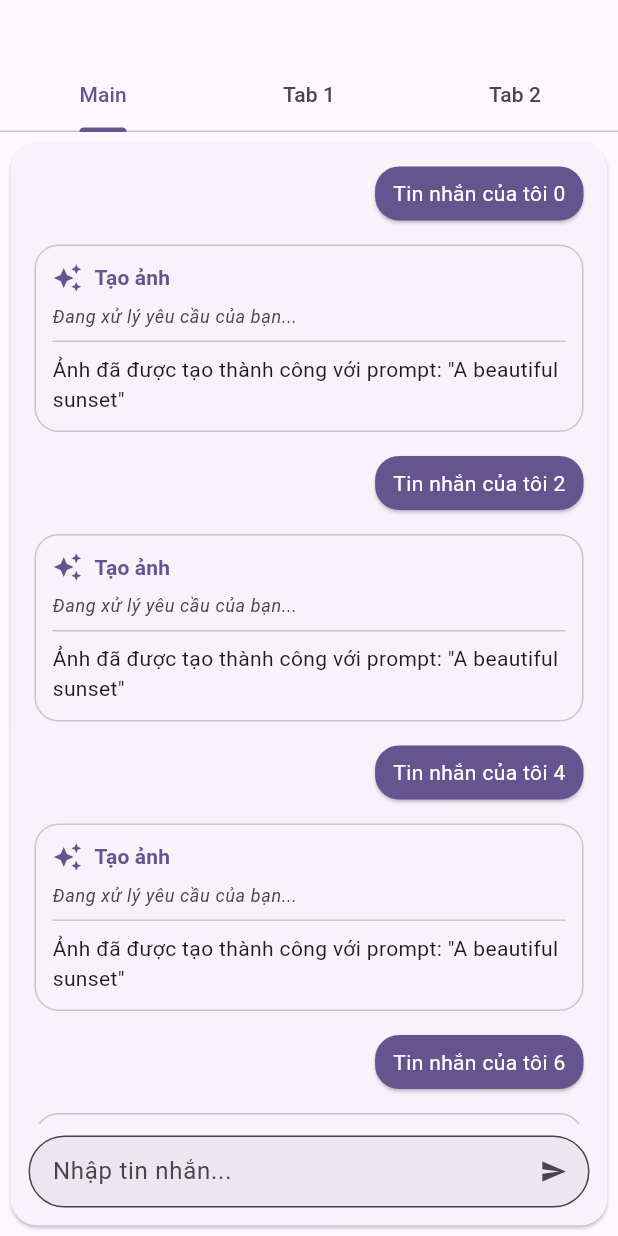
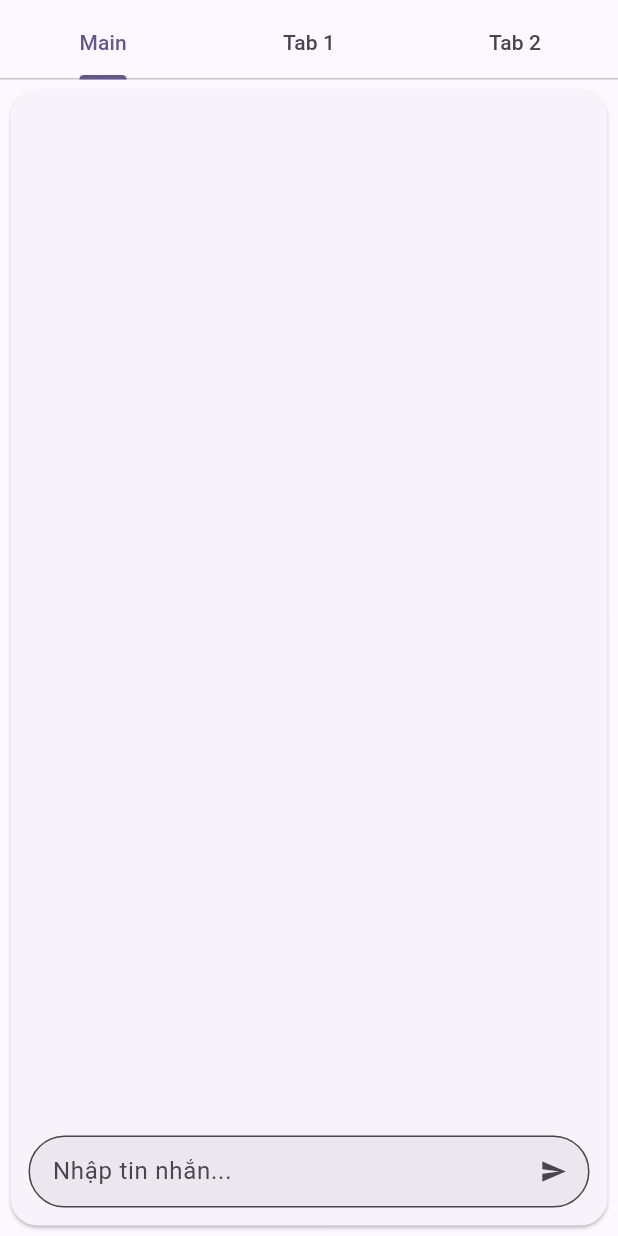
Before and after one commit to tranguyenxuwu/money-app, a Flutter app: the screen it shows after launch, on a phone screen of 412 x 824 dp. Run offline on Flutter 3.47's test engine with Material 3 defaults, Android fonts, the phone set to English and light mode, and no system bars.

```diff
--- a/lib/screens/chat_interface/chat_interface.dart
+++ b/lib/screens/chat_interface/chat_interface.dart
@@ -1,6 +1,7 @@
 import 'package:flutter/material.dart';
+import 'chat_functions.dart';
 
-/// Chat UI dựng lại theo Material 3 (ít custom nhất có thể)
+/// Màn hình giao diện chat
 class ChatInterfaceScreen extends StatefulWidget {
   const ChatInterfaceScreen({super.key});
 
@@ -8,21 +9,15 @@ class ChatInterfaceScreen extends StatefulWidget {
   State<ChatInterfaceScreen> createState() => _ChatInterfaceScreenState();
 }
 
+/// Trạng thái của màn hình chat
 class _ChatInterfaceScreenState extends State<ChatInterfaceScreen> {
   final TextEditingController _controller = TextEditingController();
 
-  // Danh sách tin nhắn với thông tin chi tiết
-  final List<Map<String, dynamic>> _messages = List.generate(
-    15,
-    (i) => i.isEven
-        ? {'isMe': true, 'text': 'Tin nhắn của tôi $i'}
-        : {
-            'isMe': false,
-            'action': 'Tạo ảnh',
-            'info': 'Đang xử lý yêu cầu của bạn...',
-            'result': 'Ảnh đã được tạo thành công với prompt: "A beautiful sunset"',
-          },
-  );
+  /// Danh sách tin nhắn với thông tin chi tiết
+  final List<Map<String, dynamic>> _messages = getInitialMessages();
+
+  /// Biến điều khiển hiển thị tin nhắn mẫu
+  bool _showPreloaded = false;
 
   @override
   void dispose() {
@@ -30,30 +25,14 @@ class _ChatInterfaceScreenState extends State<ChatInterfaceScreen> {
     super.dispose();
   }
 
-void _send() {
-  final text = _controller.text.trim();
-  if (text.isEmpty) return;
+  /// Phương thức gửi tin nhắn
+  void _send() {
+    final text = _controller.text.trim();
+    sendMessage(_messages, text, setState, mounted);
+    _controller.clear();
+  }
 
-  setState(() {
-    // Thêm tin nhắn của user
-    _messages.add({'isMe': true, 'text': text});
-  });
-  _controller.clear();
-
-  // Giả lập delay xử lý và trả về card action
-  Future.delayed(const Duration(milliseconds: 500), () {
-    if (!mounted) return;
-    setState(() {
-      _messages.add({
-        'isMe': false,
-        'action': 'Xử lý yêu cầu',
-        'info': 'Đã nhận: "$text"',
-        'result': 'Kết quả xử lý thành công cho yêu cầu của bạn.',
-      });
-    });
-  });
-}
-
+  /// Xây dựng giao diện
   @override
   Widget build(BuildContext context) {
     final scheme = Theme.of(context).colorScheme;
@@ -63,7 +42,8 @@ void _send() {
       child: Scaffold(
         backgroundColor: scheme.surface,
         appBar: AppBar(
-          toolbarHeight: 40.0,
+          toolbarHeight: 5.0,
+          actions: [],
           bottom: const TabBar(
             isScrollable: false,
             tabs: [
@@ -88,7 +68,7 @@ void _send() {
                       Expanded(
                         child: TabBarView(
                           children: [
-                            _MessagesPane(messages: _messages),
+                            _MessagesPane(messages: _messages, showPreloaded: _showPreloaded),
                             const Center(child: Text('Tab 1')),
                             const Center(child: Text('Tab 2')),
                           ],
@@ -137,16 +117,19 @@ void _send() {
 /// Widget hiển thị danh sách tin nhắn
 class _MessagesPane extends StatelessWidget {
   final List<Map<String, dynamic>> messages;
-  const _MessagesPane({required this.messages});
+  final bool showPreloaded;
+  const _MessagesPane({required this.messages, required this.showPreloaded});
 
   @override
   Widget build(BuildContext context) {
+    final filteredMessages = filterMessages(messages, showPreloaded);
+
     return ListView.separated(
       padding: const EdgeInsets.all(12),
-      itemCount: messages.length,
+      itemCount: filteredMessages.length,
       separatorBuilder: (_, __) => const SizedBox(height: 8),
       itemBuilder: (_, i) {
-        final msg = messages[i];
+        final msg = filteredMessages[i];
         final isMe = msg['isMe'] as bool;
 
         if (isMe) {
@@ -214,7 +197,7 @@ class _BotActionCard extends StatelessWidget {
     return Align(
       alignment: Alignment.centerLeft,
       child: ConstrainedBox(
-        constraints: const BoxConstraints(maxWidth: 480),
+        constraints: BoxConstraints(maxWidth: MediaQuery.of(context).size.width * 0.5),
         child: Card(
           color: scheme.surfaceContainerLow,
           elevation: 0,
```
Also changed, not shown: lib/screens/chat_interface/chat_functions.dart (added, +82 -0 lines).
